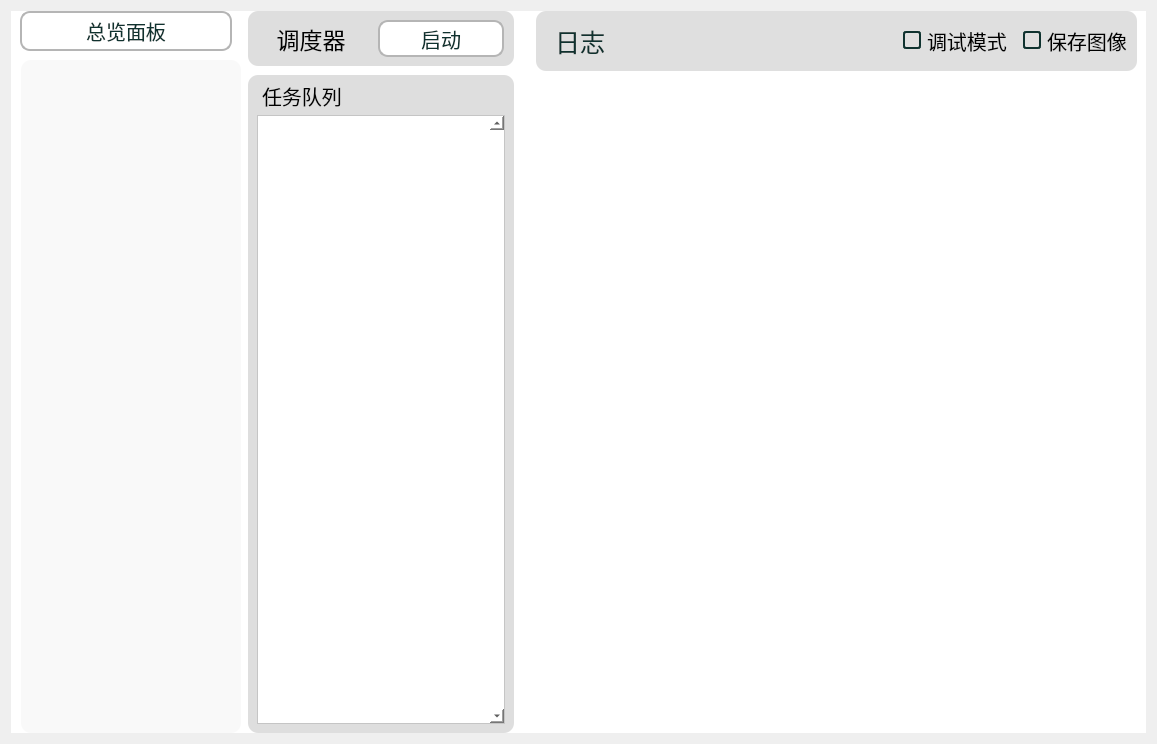
Qt form utils/ui/Service.ui (XBJF-X/Xuan-s-UltilityAutoNaruto) before a commit.
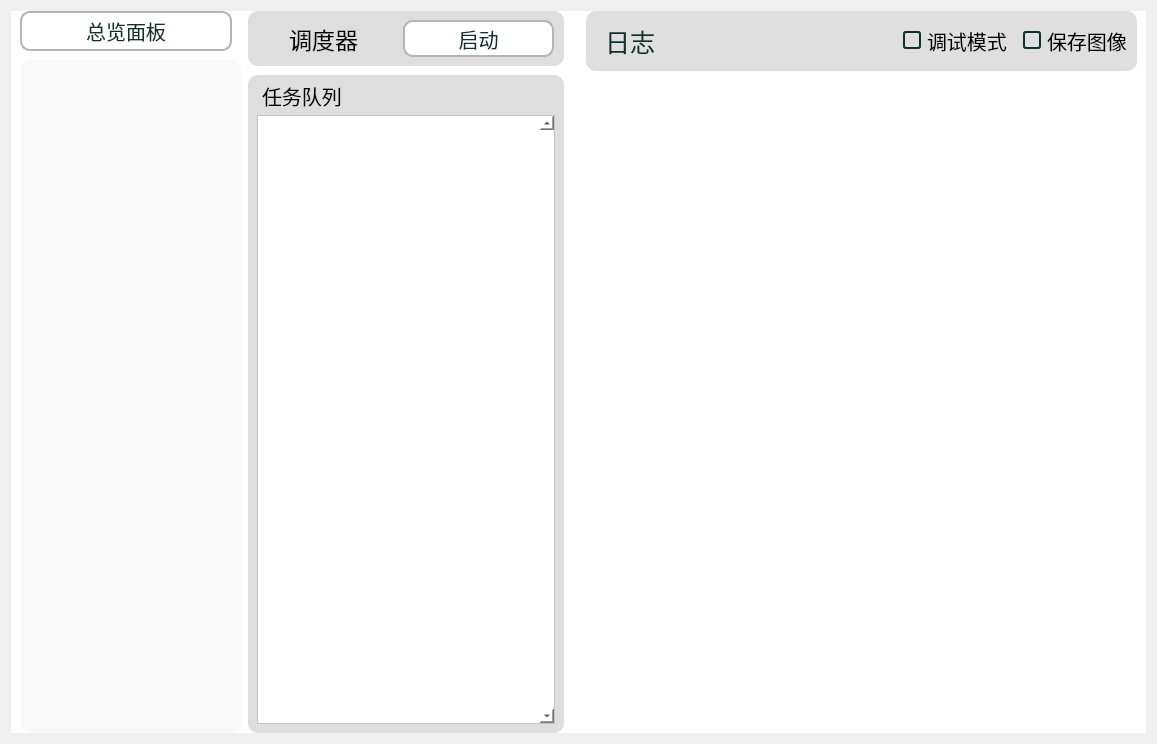
The same form after that commit. The open tabs and pages were chosen to show the change.

Diff of the .ui file:
```diff
--- a/utils/ui/Service.ui
+++ b/utils/ui/Service.ui
@@ -507,7 +507,7 @@
                </property>
                <property name="maximumSize">
                 <size>
-                 <width>280</width>
+                 <width>330</width>
                  <height>16777215</height>
                 </size>
                </property>
@@ -1131,8 +1131,8 @@
                        <rect>
                         <x>0</x>
                         <y>0</y>
-                        <width>84</width>
-                        <height>20</height>
+                        <width>282</width>
+                        <height>610</height>
                        </rect>
                       </property>
                      </widget>
```
Left out of the diff: 2 changed lines with no effect on the pictures.
